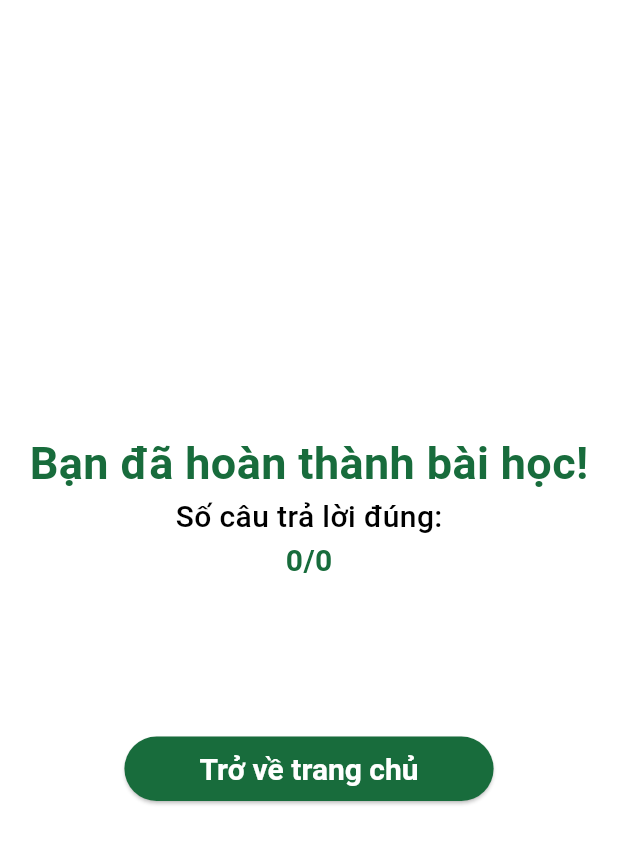
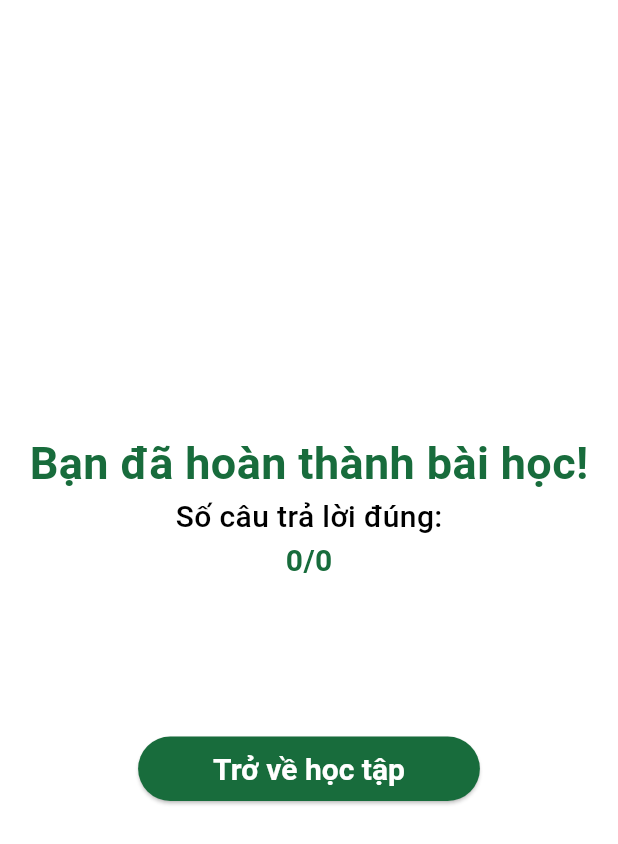
Before and after one commit to tedomi2705/vmeducation, a Flutter app: the ResultScreen screen opened directly, on a phone screen of 412 x 824 dp. Shown: the top 844 px of the screen. Run offline on Flutter 3.47's test engine with Material 3 defaults, Android fonts, the phone set to English and light mode, and no system bars; our stand-ins replace animated_bottom_navigation_bar, carousel_slider, flutter_map, get, ionicons, latlong2 and 1 more; missing offline and left inert: appcheck, flutter_masonry_view.

Commit message:
route: fix bug (#10)
* Add more quiz data

* route: fix bug

---------

Co-authored-by: Duc Le <35186478+tedomi2705@users.noreply.github.com>

```diff
--- a/lib/core/app_data.dart
+++ b/lib/core/app_data.dart
@@ -57,8 +57,7 @@ class AppData {
   static const String correct = 'Số câu trả lời đúng:';
   static const String receive = 'Bạn đã mở khóa mô hình';
   static const String model = 'Cổ vật';
-  static const String backToHome = 'Trở về trang chủ';
-
+  static const String backToHome = 'Trở về học tập';
 
   //List of information section
   static List<InfoSection> infoList = [
@@ -707,7 +706,7 @@ class AppData {
         LessonImage(imageUrl: 'assets/images/l5_3_1.jpg', imageTitle: 'Phụ nữ Sán Dìu'),
         LessonImage(imageUrl: 'assets/images/l5_3_2.jpg', imageTitle: 'Rước dâu trong đám cưới người Sán Dìu'),
         LessonImage(imageUrl: 'assets/images/l5_3_3.jpg', imageTitle: 'Ngày hội dân gian dân tộc Sán Dìu'),
-        LessonImage(imageUrl: 'assets/images/l5_3_4.jpg', imageTitle: 'Làn điệu Soọng Cô của người Sán Dìu')
+        LessonImage(imageUrl: 'assets/images/l5_3_4.png', imageTitle: 'Làn điệu Soọng Cô của người Sán Dìu')
       ]
     ),
 
--- a/lib/src/view/screen/home_screen.dart
+++ b/lib/src/view/screen/home_screen.dart
@@ -50,6 +50,7 @@ class _HomeScreenState extends State<HomeScreen> {
       appBar: AppBar(
         surfaceTintColor: Colors.white,
         backgroundColor: Colors.white,
+        automaticallyImplyLeading: false,
         title: Row(
           mainAxisAlignment: MainAxisAlignment.spaceBetween,
           children: [
--- a/lib/src/view/screen/result_screen.dart
+++ b/lib/src/view/screen/result_screen.dart
@@ -51,7 +51,7 @@ class ResultScreen extends StatelessWidget {
           ElevatedButton(
             style: buttonStyle,
             onPressed: () {
-              Navigator.push(context, MaterialPageRoute(builder: (context) => HomeScreen()));
+              Navigator.popUntil(context, (route) => route.isFirst);
               _questionController.onClose();
             },
             child: Text(AppData.backToHome, style: contactCardStyle),
```
